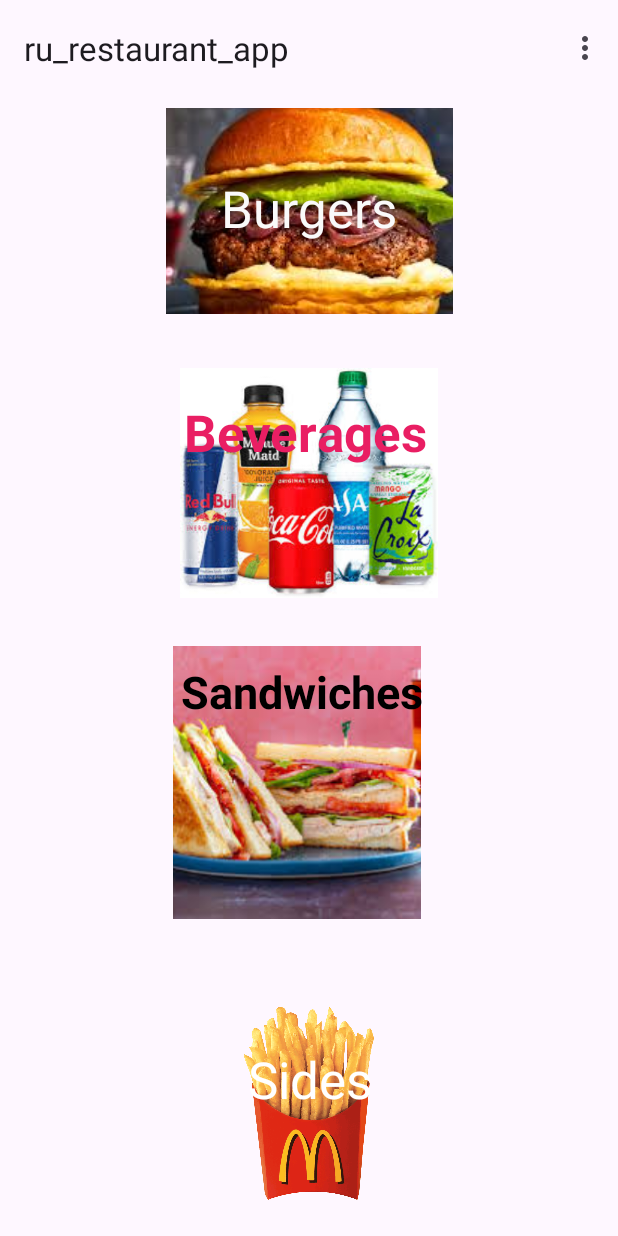
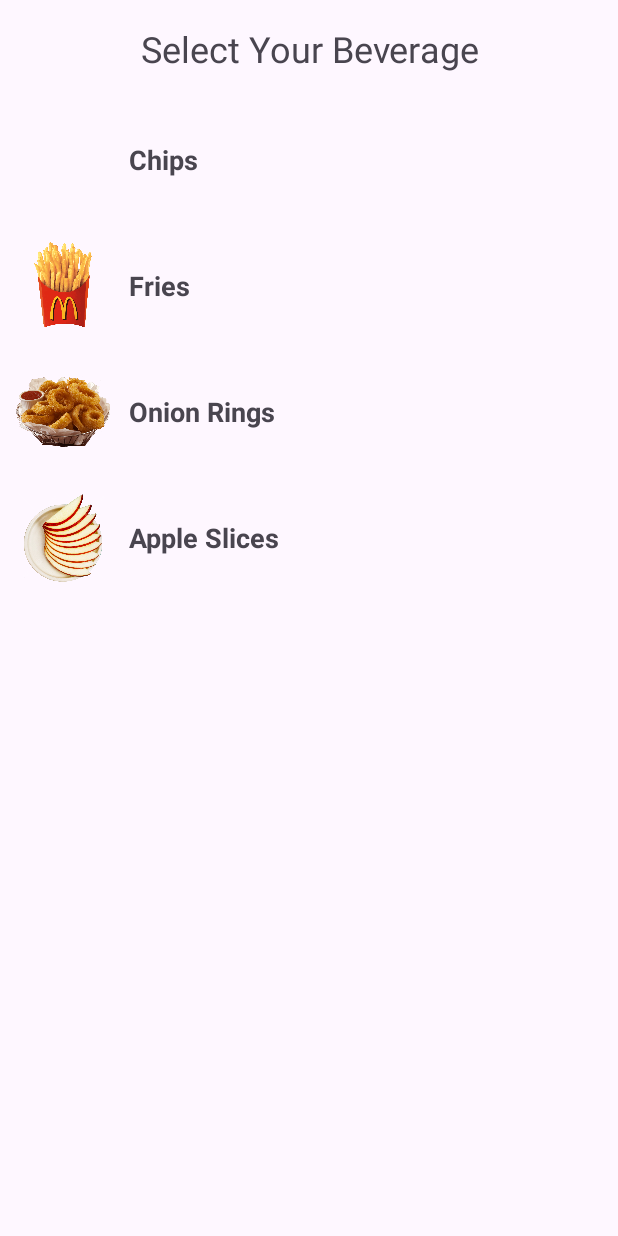
Before and after one commit to AreeyokaJ/ru_restaurant_app, an Android app: the screen it shows after launch (MainActivity before the commit, SidesActivity after it), after a tap on an icon or button, on a phone screen of 412 x 824 dp. Run offline under Robolectric (Android 15) with nearby library versions, the phone set to English and light mode, and no system bars; our stand-ins replace navigation-ui.

Commit message:
Added Sides xml and Activity

```diff
--- a/app/src/main/AndroidManifest.xml
+++ b/app/src/main/AndroidManifest.xml
@@ -27,6 +27,7 @@
             </intent-filter>
         </activity>
         <activity android:name=".BeveragesActivity"></activity>
+        <activity android:name=".SidesActivity"></activity>
     </application>
 
 </manifest>
--- a/app/src/main/java/com/example/ru_restaurant_app/MainActivity.java
+++ b/app/src/main/java/com/example/ru_restaurant_app/MainActivity.java
@@ -46,7 +46,7 @@
         });
 
         // Add Sides Click Logic
-        ImageView sidesImage = findViewById(R.id.sidesButton);
+        ImageButton sidesImage = findViewById(R.id.sidesButton);
         sidesImage.setOnClickListener(new View.OnClickListener() {
             @Override
             public void onClick(View v) {
--- a/app/src/main/java/com/example/ru_restaurant_app/SidesActivity.java
+++ b/app/src/main/java/com/example/ru_restaurant_app/SidesActivity.java
@@ -11,7 +11,6 @@
 import com.example.model.Side;
 
 import java.util.ArrayList;
-import java.util.Arrays;
 import java.util.List;
 
 /**
@@ -36,7 +35,7 @@
         for (Side side : Side.values()) {
             sides.add(new SideOrBeverageItem(this, side));
         }
-        adapter = new SideAdapter(sides, this);
+        adapter = new SideAdapter(sides);
         sidesRecyclerView.setAdapter(adapter);
     }
 }
--- a/app/src/main/res/layout/activity_main.xml
+++ b/app/src/main/res/layout/activity_main.xml
@@ -67,7 +67,7 @@
             app:layout_constraintTop_toBottomOf="@+id/beveragesImage"
             app:srcCompat="@drawable/sandwiches" />
 
-        <ImageView
+        <ImageButton
             android:id="@+id/sidesButton"
             android:layout_width="141dp"
             android:layout_height="145dp"
--- a/app/src/main/res/layout/menu_list.xml
+++ b/app/src/main/res/layout/menu_list.xml
@@ -9,7 +9,7 @@
         android:id="@+id/beverageTitle"
         android:layout_width="match_parent"
         android:layout_height="wrap_content"
-        android:text="Select Your Beverage"
+        android:text="@string/select_your_beverage"
         android:textSize="24sp"
         android:gravity="center"
         android:padding="16dp"
--- a/app/src/main/res/values/strings.xml
+++ b/app/src/main/res/values/strings.xml
@@ -56,4 +56,5 @@
     <string name="burgers_cd">Burgers</string>
     <string name="beverages_cd">Beverages</string>
     <string name="sides">Sides\n</string>
+    <string name="select_your_beverage">Select Your Beverage</string>
 </resources>
```
Also changed, not shown: app/src/main/java/com/example/adapter/SideAdapter.java (+19 -17 lines).
